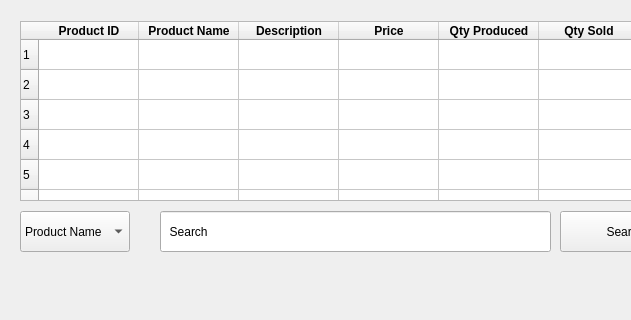
This is Screens/Products.ui in basil-ali-khan/Inventory-Management-System as Qt 5 draws it before an edit; both pictures show x 0 to 631 and y 429 to 749 of the 1280 by 749 pixel window. The edited form follows.
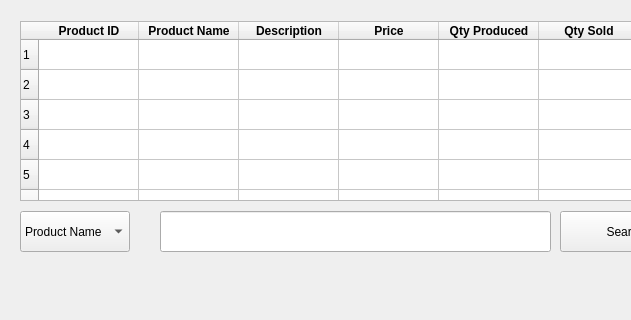
This is the edited form.

```diff
--- a/Screens/Products.ui
+++ b/Screens/Products.ui
@@ -84,7 +84,10 @@
      </rect>
     </property>
     <property name="text">
-     <string>  Search</string>
+     <string/>
+    </property>
+    <property name="placeholderText">
+     <string extracomment="Search"/>
     </property>
    </widget>
    <widget class="QPushButton" name="editProductButton">
```
